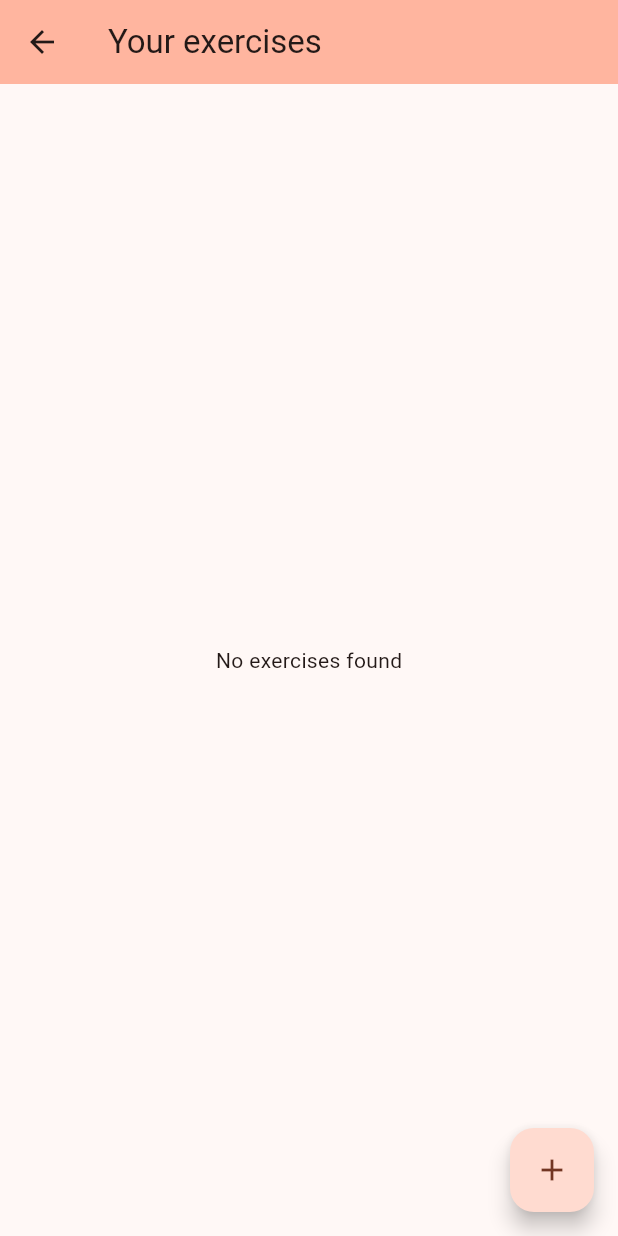
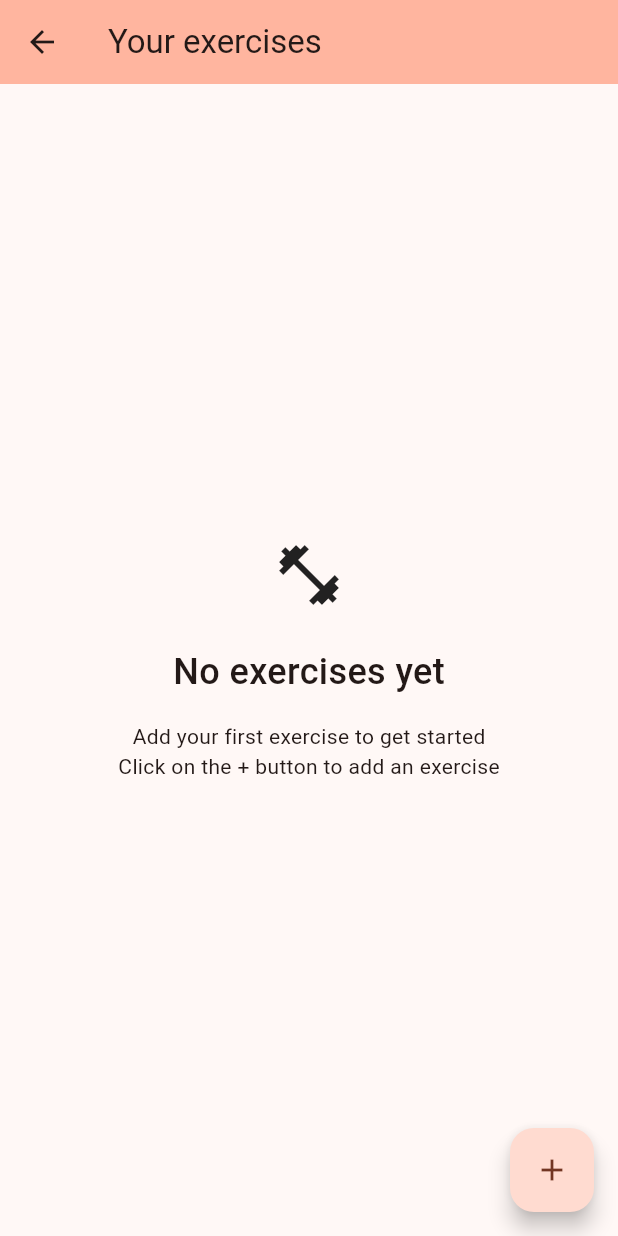
Before and after one commit to mohitkyadav/extumany, a Flutter app: the ExercisesPage screen opened by its route, on a phone screen of 412 x 824 dp. Run offline on Flutter 3.47's test engine with Material 3 defaults, Android fonts, the phone set to English and light mode, and no system bars; our stand-ins replace sqflite, sqflite_common_ffi; accounts and stored records are empty.

Commit message:
show exercise card

```diff
--- a/lib/db/models/exercise.dart
+++ b/lib/db/models/exercise.dart
@@ -55,6 +55,10 @@ class Exercise {
     );
   }
 
+  static Future<void> delete(int id) async {
+    await SQLHelper.delete(tableName, id);
+  }
+
   static Future<Exercise> getOne(int id) async {
     final List<Map<String, Object?>> result = await SQLHelper
         .get(tableName, id);
--- /dev/null
+++ b/lib/ui/pages/exercise_page/exercise_list.dart
@@ -0,0 +1,100 @@
+import 'package:flutter/material.dart';
+import 'package:extumany/db/models/exercise.dart';
+
+class ExerciseList extends StatelessWidget {
+  const ExerciseList({super.key,
+    required this.exercises, required this.deleteExercise});
+
+  final List<Exercise> exercises;
+  final void Function(int) deleteExercise;
+
+  @override
+  Widget build(BuildContext context) {
+    if (exercises.isEmpty) {
+      return const EmptyState();
+    }
+
+    return ListView.builder(
+        itemCount: exercises.length,
+        itemBuilder: (
+            context, index) => ExerciseBoxItem(exercise: exercises[index], deleteExercise: deleteExercise,));
+  }
+}
+
+class EmptyState extends StatelessWidget {
+  const EmptyState({super.key});
+
+  @override
+  Widget build(BuildContext context) {
+    return const Center(
+      child: Column(
+        mainAxisAlignment: MainAxisAlignment.center,
+        children: <Widget>[
+          Icon(Icons.fitness_center, size: 48),
+          SizedBox(height: 24,),
+          Text('No exercises yet', style: TextStyle(fontSize: 24, fontWeight: FontWeight.w500),),
+          SizedBox(height: 16,),
+          Text('Add your first exercise to get started', style: TextStyle(fontSize: 14),),
+          Text('Click on the + button to add an exercise', style: TextStyle(fontSize: 14),),
+        ],
+      ),
+    );
+  }
+}
+
+class ExerciseBoxItem extends StatelessWidget {
+  const ExerciseBoxItem({super.key, required this.exercise, required this.deleteExercise});
+
+  final Exercise exercise;
+  final void Function(int) deleteExercise;
+
+  @override
+  Widget build(BuildContext context) {
+    return Padding(
+      padding: const EdgeInsets.all(4.0),
+      child: Card(
+        shape: RoundedRectangleBorder(
+          side: const BorderSide(color: Colors.grey, width: 0.5),
+          borderRadius: BorderRadius.circular(8.0),
+        ),
+        elevation: 0,
+        child: Column(
+          children: [
+            ListTile(
+              title: Text(
+                exercise.title,
+                style: const TextStyle(fontSize: 16, fontWeight: FontWeight.w500,),
+              ),
+              subtitle: Text(
+                exercise.description ?? '',
+                style: const TextStyle(fontSize: 14,),
+              ),
+            ),
+            ButtonBar(
+              alignment: MainAxisAlignment.start,
+              children: [
+                IconButton(
+                  icon: const Icon(Icons.edit_rounded, size: 16,),
+                  onPressed: () {
+                  },
+                  tooltip: 'Edit ${exercise.title}',
+                ),
+                IconButton(
+                  icon: const Icon(Icons.delete_forever_rounded, size: 16,),
+                  onPressed: () => deleteExercise(exercise.id!),
+                  tooltip: 'Delete ${exercise.title}',
+                ),
+                IconButton(
+                  icon: const Icon(Icons.north_east_sharp, size: 16,),
+                  onPressed: () {
+                  },
+                  tooltip: 'Open link for ${exercise.title}',
+                ),
+              ],
+            ),
+          ],
+        ),
+      ),
+    );
+  }
+}
--- a/lib/ui/pages/exercise_page/exercises_page.dart
+++ b/lib/ui/pages/exercise_page/exercises_page.dart
@@ -1,3 +1,4 @@
+import 'package:extumany/ui/pages/exercise_page/exercise_list.dart';
 import 'package:flutter/material.dart';
 import 'package:extumany/db/models/exercise.dart';
 
@@ -37,11 +38,7 @@ class _ExercisesPageState extends State<ExercisesPage> {
         backgroundColor: Theme.of(context).colorScheme.inversePrimary,
         title: const Text('Your exercises'),
       ),
-      body: exercises.isEmpty ? const Center(child: Text('No exercises found'))
-          : ListView.builder(
-        itemCount: exercises.length,
-        itemBuilder: (context, index) => ExerciseBoxItem(exercise: exercises[index]),
-      ),
+      body: ExerciseList(exercises: exercises, deleteExercise: _deleteExercise),
       floatingActionButton: FloatingActionButton(
         onPressed: () {
           _showAddExerciseForm(context);
@@ -137,28 +134,16 @@ class _ExercisesPageState extends State<ExercisesPage> {
       );
     });
   }
-}
 
-class ExerciseBoxItem extends StatelessWidget {
-  const ExerciseBoxItem({super.key, required this.exercise});
-
-  final Exercise exercise;
-
-  @override
-  Widget build(BuildContext context) {
-    return Container(
-      height: 300,
-      margin: const EdgeInsets.all(10),
-      decoration: BoxDecoration(
-        color: Colors.grey[300],
-        borderRadius: BorderRadius.circular(10),
-      ),
-      child: Center(
-        child: Text(
-          exercise.title,
-          style: const TextStyle(fontSize: 20),
+  void _deleteExercise(int id) {
+    Exercise.delete(id).then((_) {
+      _loadExercises();
+      ScaffoldMessenger.of(context).showSnackBar(
+        const SnackBar(
+          content: Text('Exercise deleted successfully!'),
+          duration: Duration(seconds: 2),
         ),
-      ),
-    );
+      );
+    });
   }
 }
```
